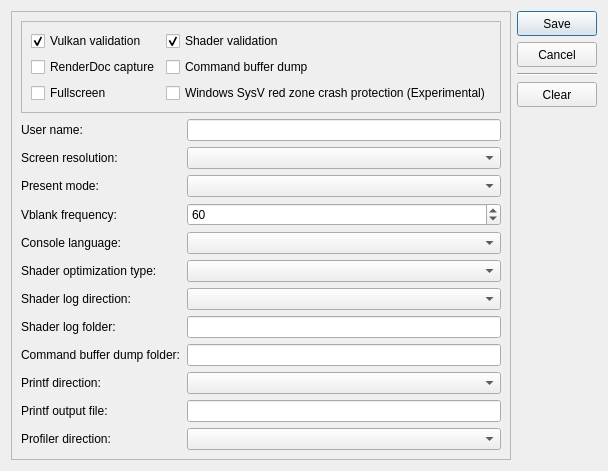
ChronoRPG/KytyPS5AstroAMD, file src/launcher/forms/configuration_edit_dialog.ui: the form before one commit.
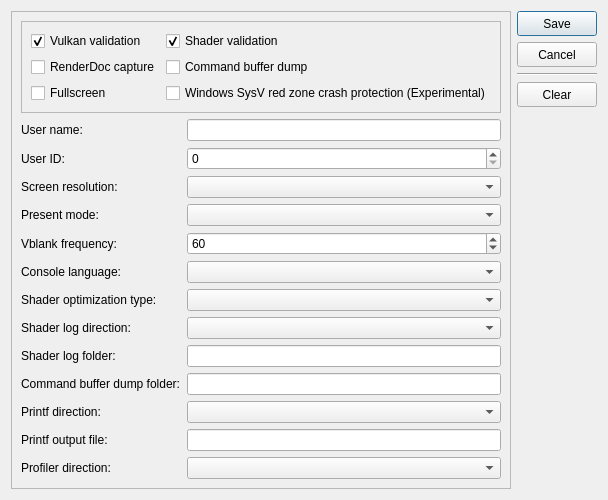
The form after the commit. Custom widgets are drawn as their Qt base class.

Commit message:
user: make the local profile configurable (#347)
user: make the local user ID configurable

Diff of the .ui file:
```diff
--- a/src/launcher/forms/configuration_edit_dialog.ui
+++ b/src/launcher/forms/configuration_edit_dialog.ui
@@ -119,41 +119,58 @@
        </widget>
       </item>
       <item row="2" column="0">
+       <widget class="QLabel" name="label_user_id">
+        <property name="text">
+         <string>User ID:</string>
+        </property>
+       </widget>
+      </item>
+      <item row="2" column="1">
+       <widget class="QSpinBox" name="spinBox_user_id">
+        <property name="toolTip">
+         <string>Local user ID exposed to games</string>
+        </property>
+        <property name="maximum">
+         <number>2147483647</number>
+        </property>
+       </widget>
+      </item>
+      <item row="3" column="0">
        <widget class="QLabel" name="label_16">
         <property name="text">
          <string>Screen resolution:</string>
         </property>
        </widget>
       </item>
-      <item row="2" column="1">
+      <item row="3" column="1">
        <widget class="QComboBox" name="comboBox_screen_resolution">
         <property name="toolTip">
          <string>Window resolution</string>
         </property>
        </widget>
       </item>
-      <item row="3" column="0">
+      <item row="4" column="0">
        <widget class="QLabel" name="label_present_mode">
         <property name="text">
          <string>Present mode:</string>
         </property>
        </widget>
       </item>
-      <item row="3" column="1">
+      <item row="4" column="1">
        <widget class="QComboBox" name="comboBox_present_mode">
         <property name="toolTip">
          <string>Vulkan swapchain presentation mode</string>
         </property>
        </widget>
       </item>
-      <item row="4" column="0">
+      <item row="5" column="0">
        <widget class="QLabel" name="label_vblank_frequency">
         <property name="text">
          <string>Vblank frequency:</string>
         </property>
        </widget>
       </item>
-      <item row="4" column="1">
+      <item row="5" column="1">
        <widget class="QSpinBox" name="spinBox_vblank_frequency">
         <property name="toolTip">
          <string>Virtual display refresh rate used for frame pacing</string>
@@ -169,56 +186,56 @@
         </property>
        </widget>
       </item>
-      <item row="5" column="0">
+      <item row="6" column="0">
        <widget class="QLabel" name="label_console_language">
         <property name="text">
          <string>Console language:</string>
         </property>
        </widget>
       </item>
-      <item row="5" column="1">
+      <item row="6" column="1">
        <widget class="QComboBox" name="comboBox_console_language">
         <property name="toolTip">
          <string>Language</string>
         </property>
        </widget>
       </item>
-      <item row="6" column="0">
+      <item row="7" column="0">
        <widget class="QLabel" name="label_20">
         <property name="text">
          <string>Shader optimization type:</string>
         </property>
        </widget>
       </item>
-      <item row="6" column="1">
+      <item row="7" column="1">
        <widget class="QComboBox" name="comboBox_shader_optimization_type">
         <property name="toolTip">
          <string>Optimize shaders for code size or performance</string>
         </property>
        </widget>
       </item>
-      <item row="7" column="0">
+      <item row="8" column="0">
        <widget class="QLabel" name="label_21">
         <property name="text">
          <string>Shader log direction:</string>
         </property>
        </widget>
       </item>
-      <item row="7" column="1">
+      <item row="8" column="1">
        <widget class="QComboBox" name="comboBox_shader_log_direction">
         <property name="toolTip">
          <string>Dump shaders to file or console window. If enabled may decrease emulator performance</string>
         </property>
        </widget>
       </item>
-      <item row="8" column="0">
+      <item row="9" column="0">
        <widget class="QLabel" name="label_22">
         <property name="text">
          <string>Shader log folder:</string>
         </property>
        </widget>
       </item>
-      <item row="8" column="1">
+      <item row="9" column="1">
        <widget class="MandatoryLineEdit" name="lineEdit_shader_log_folder">
         <property name="toolTip">
          <string>Specify directory to dump shaders</string>
@@ -228,14 +245,14 @@
         </property>
        </widget>
       </item>
-      <item row="9" column="0">
+      <item row="10" column="0">
        <widget class="QLabel" name="label_24">
         <property name="text">
          <string>Command buffer dump folder:</string>
         </property>
        </widget>
       </item>
-      <item row="9" column="1">
+      <item row="10" column="1">
        <widget class="MandatoryLineEdit" name="lineEdit_cmd_dump_folder">
         <property name="toolTip">
          <string>Specify directory to dump command buffers</string>
@@ -245,28 +262,28 @@
         </property>
        </widget>
       </item>
-      <item row="10" column="0">
+      <item row="11" column="0">
        <widget class="QLabel" name="label_25">
         <property name="text">
          <string>Printf direction:</string>
         </property>
        </widget>
       </item>
-      <item row="10" column="1">
+      <item row="11" column="1">
        <widget class="QComboBox" name="comboBox_printf_direction">
         <property name="toolTip">
          <string>Print logs to file or console window. If enabled may decrease emulator performance</string>
         </property>
        </widget>
       </item>
-      <item row="11" column="0">
+      <item row="12" column="0">
        <widget class="QLabel" name="label_26">
         <property name="text">
          <string>Printf output file:</string>
         </property>
        </widget>
       </item>
-      <item row="11" column="1">
+      <item row="12" column="1">
        <widget class="MandatoryLineEdit" name="lineEdit_printf_file">
         <property name="toolTip">
          <string>Specify file to dump logs</string>
@@ -276,14 +293,14 @@
         </property>
        </widget>
       </item>
-      <item row="12" column="0">
+      <item row="13" column="0">
        <widget class="QLabel" name="label_27">
         <property name="text">
          <string>Profiler direction:</string>
         </property>
        </widget>
       </item>
-      <item row="12" column="1">
+      <item row="13" column="1">
        <widget class="QComboBox" name="comboBox_profiler_direction">
         <property name="toolTip">
          <string>Enable or disable profiler. If enabled may decrease emulator performance</string>
```
The commit also changes 9 other files.
